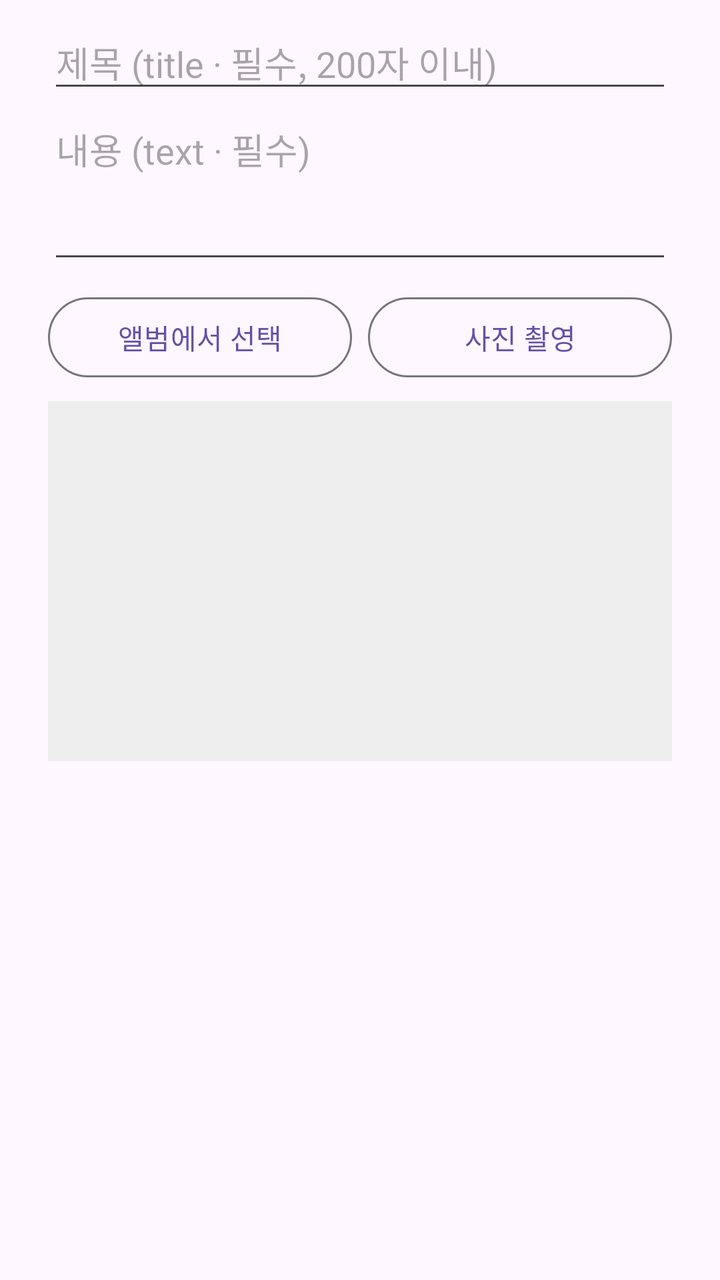
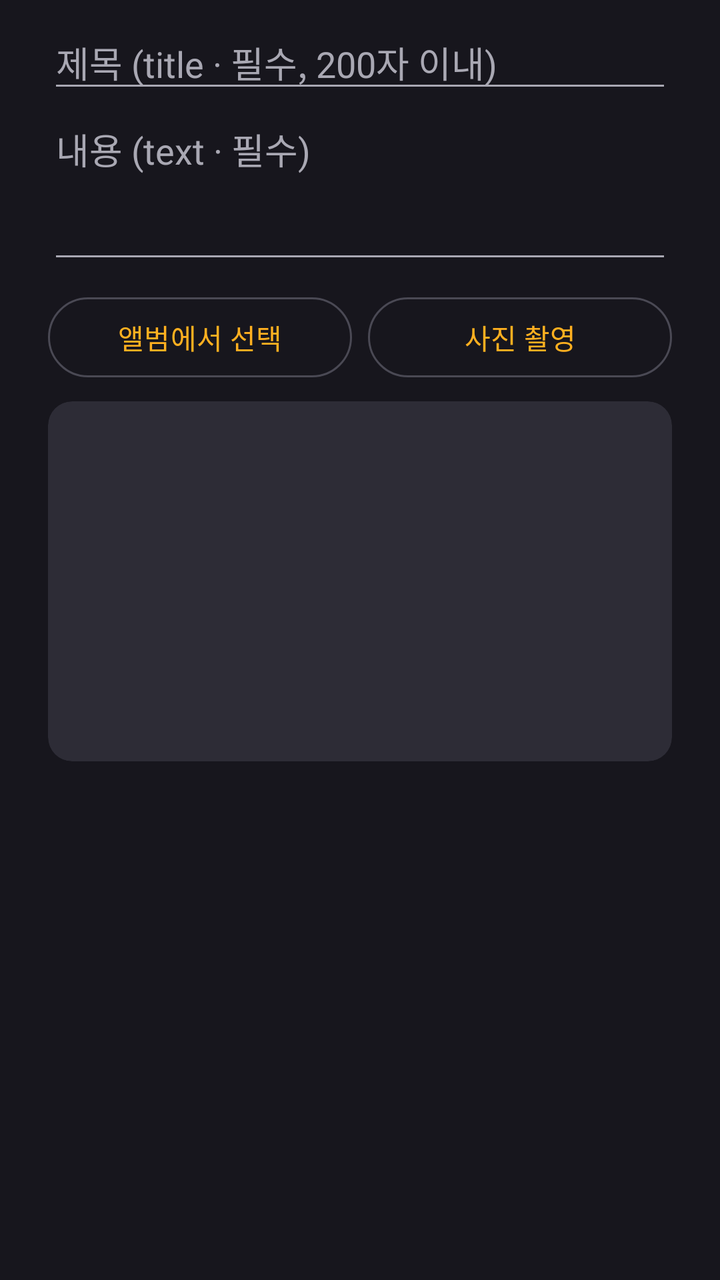

An Android layout rendered at two revisions. The XML below is the earlier revision; the diff shows what the commit changed to produce the second picture.
<!-- AndroidManifest.xml: application theme AppTheme -->
<!-- res/layout/dialog_upload.xml -->
<?xml version="1.0" encoding="utf-8"?>
<ScrollView xmlns:android="http://schemas.android.com/apk/res/android"
    android:layout_width="match_parent"
    android:layout_height="wrap_content">

    <LinearLayout
        android:layout_width="match_parent"
        android:layout_height="wrap_content"
        android:orientation="vertical"
        android:paddingHorizontal="24dp"
        android:paddingTop="8dp">

        <EditText
            android:id="@+id/editTitle"
            android:layout_width="match_parent"
            android:layout_height="wrap_content"
            android:hint="제목 (title · 필수, 200자 이내)"
            android:importantForAutofill="no"
            android:inputType="text"
            android:maxLength="200" />

        <EditText
            android:id="@+id/editText"
            android:layout_width="match_parent"
            android:layout_height="wrap_content"
            android:gravity="top"
            android:hint="내용 (text · 필수)"
            android:importantForAutofill="no"
            android:inputType="textMultiLine"
            android:minLines="3" />

        <LinearLayout
            android:layout_width="match_parent"
            android:layout_height="wrap_content"
            android:layout_marginTop="8dp"
            android:orientation="horizontal">

            <Button
                android:id="@+id/btnPickImage"
                style="@style/Widget.Material3.Button.OutlinedButton"
                android:layout_width="0dp"
                android:layout_height="wrap_content"
                android:layout_marginEnd="4dp"
                android:layout_weight="1"
                android:text="앨범에서 선택" />

            
            <Button
                android:id="@+id/btnTakePhoto"
                style="@style/Widget.Material3.Button.OutlinedButton"
                android:layout_width="0dp"
                android:layout_height="wrap_content"
                android:layout_marginStart="4dp"
                android:layout_weight="1"
                android:text="사진 촬영" />
        </LinearLayout>

        <ImageView
            android:id="@+id/imagePreview"
            android:layout_width="match_parent"
            android:layout_height="180dp"
            android:layout_marginTop="8dp"
            android:background="#EEEEEE"
            android:contentDescription="@null"
            android:scaleType="centerCrop" />
    </LinearLayout>
</ScrollView>
<!-- resources referenced by this layout -->
<resources>
  <style name="AppTheme" parent="Theme.Material3.Light.NoActionBar">
          <item name="colorPrimary">#6750A4</item>
      </style>
</resources>

<!-- the commit's change to res/layout/dialog_upload.xml (unified diff, before → after) -->
@@ -60,7 +60,8 @@
             android:layout_width="match_parent"
             android:layout_height="180dp"
             android:layout_marginTop="8dp"
-            android:background="#EEEEEE"
+            android:background="@drawable/rounded_image"
+            android:clipToOutline="true"
             android:contentDescription="@null"
             android:scaleType="centerCrop" />
     </LinearLayout>
<!-- resource entries referenced after the edit -->
@@ -1,7 +1,74 @@
 <!-- resources referenced by this layout -->
 <resources>
-  <style name="AppTheme" parent="Theme.Material3.Light.NoActionBar">
-          <item name="colorPrimary">#6750A4</item>
+  <!-- drawable rounded_image (drawable) -->
+  <?xml version="1.0" encoding="utf-8"?>
+  <shape xmlns:android="http://schemas.android.com/apk/res/android"
+      android:shape="rectangle">
+      <solid android:color="@color/surface_variant" />
+      <corners android:radius="12dp" />
+  </shape>
+  <style name="AppTheme" parent="AppTheme.Base" />
+  <color name="surface_variant">#2D2C36</color>
+  <style name="AppTheme.Base" parent="Theme.Material3.Dark.NoActionBar">
+          <item name="colorPrimary">@color/brand_yellow</item>
+          <item name="colorOnPrimary">@color/brand_black</item>
+          <item name="colorPrimaryContainer">@color/yellow_container</item>
+          <item name="colorOnPrimaryContainer">@color/brand_yellow</item>
+          <item name="colorSecondary">@color/brand_yellow</item>
+          <item name="colorOnSecondary">@color/brand_black</item>
+          <item name="colorSecondaryContainer">@color/yellow_container</item>
+          <item name="colorOnSecondaryContainer">@color/brand_yellow</item>
+          <item name="colorSurface">@color/surface</item>
+          <item name="colorOnSurface">@color/text_primary</item>
+          <item name="colorSurfaceContainerHigh">@color/surface</item>
+          <item name="colorOnSurfaceVariant">@color/text_secondary</item>
+          <item name="colorOutline">@color/outline</item>
+          <item name="colorError">@color/error</item>
+          <item name="android:colorBackground">@color/brand_black</item>
+          <item name="android:windowBackground">@color/brand_black</item>
+          <item name="android:textColorPrimary">@color/text_primary</item>
+          <item name="android:textColorSecondary">@color/text_secondary</item>
+          <item name="android:textColorHint">@color/text_secondary</item>
+          <item name="colorControlActivated">@color/brand_yellow</item>
+          <item name="android:statusBarColor">@color/brand_black</item>
+          <item name="android:navigationBarColor">@color/brand_black</item>
+          <item name="android:windowLightStatusBar">false</item>
+          <item name="alertDialogTheme">@style/AppTheme.Dialog</item>
+          <item name="android:spinnerDropDownItemStyle">@style/AppTheme.SpinnerItem</item>
+          <item name="android:dropDownListViewStyle">@style/AppTheme.DropDown</item>
       </style>
+  <color name="brand_yellow">#FFB020</color>
+  <color name="brand_black">#17161D</color>
+  <color name="yellow_container">#3B3220</color>
+  <color name="surface">#22212A</color>
+  <color name="text_primary">#FFFFFF</color>
+  <color name="text_secondary">#A9A8B3</color>
+  <color name="outline">#4A4954</color>
+  <color name="error">#FF6B6B</color>
+  <style name="AppTheme.Dialog" parent="ThemeOverlay.AppCompat.Dialog.Alert">
+          <item name="android:windowBackground">@drawable/dialog_bg</item>
+          <item name="colorAccent">@color/brand_yellow</item>
+          <item name="colorPrimary">@color/brand_yellow</item>
+          <item name="android:textColorPrimary">@color/text_primary</item>
+          <item name="android:textColorSecondary">@color/text_secondary</item>
+          <item name="android:textColorHint">@color/text_secondary</item>
+          <item name="colorControlNormal">@color/text_secondary</item>
+          <item name="colorControlActivated">@color/brand_yellow</item>
+      </style>
+  <style name="AppTheme.SpinnerItem" parent="Widget.AppCompat.DropDownItem.Spinner">
+          <item name="android:textColor">@color/text_primary</item>
+      </style>
+  <style name="AppTheme.DropDown" parent="Widget.AppCompat.ListView.DropDown">
+          <item name="android:background">@color/surface_variant</item>
+      </style>
+  <!-- drawable dialog_bg (drawable) -->
+  <?xml version="1.0" encoding="utf-8"?>
+  <inset xmlns:android="http://schemas.android.com/apk/res/android"
+      android:inset="16dp">
+      <shape android:shape="rectangle">
+          <solid android:color="@color/surface" />
+          <corners android:radius="20dp" />
+      </shape>
+  </inset>
 </resources>
 
